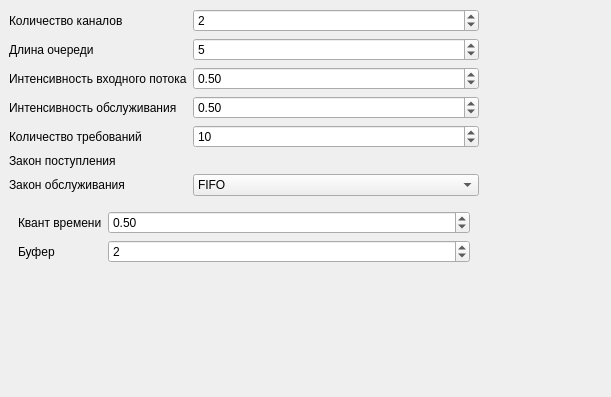
Old version of the form mainwindow.ui in the repository Kolyamba-mamba/net_lab2; both pictures show x 0 to 611 and y 0 to 397 of the 958 by 629 pixel window.
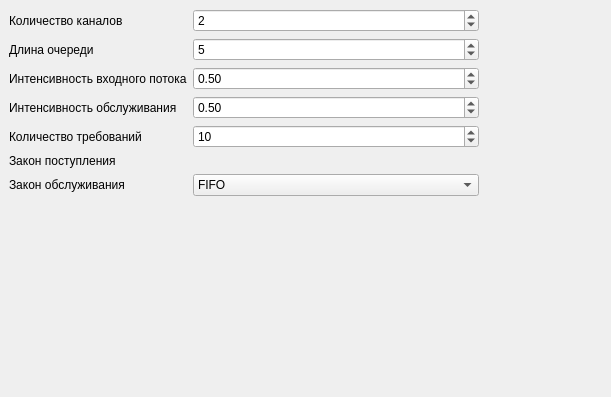
New version of the form.

```diff
--- a/mainwindow.ui
+++ b/mainwindow.ui
@@ -165,7 +165,7 @@
           <item row="7" column="0" colspan="2">
            <widget class="QStackedWidget" name="stackedWidget">
             <property name="currentIndex">
-             <number>3</number>
+             <number>4</number>
             </property>
             <widget class="QWidget" name="page"/>
             <widget class="QWidget" name="page_2"/>
@@ -217,6 +217,7 @@
               </item>
              </layout>
             </widget>
+            <widget class="QWidget" name="page_5"/>
            </widget>
           </item>
          </layout>
```
Left out of the diff: 7 changed lines with no effect on the pictures.
